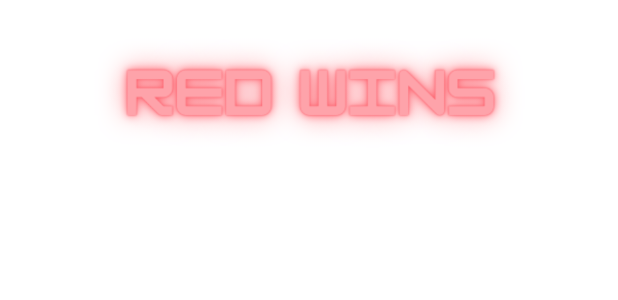
After one commit to caferven/ConnectFour, an Android app: the layout dialog_winner.xml on its own in the app's theme, with its tools: preview values and no code run, on a phone screen of 412 x 824 dp. The commit adds this screen. Shown: the top 300 px of the screen. Run offline under Robolectric (Android 15) with nearby library versions, the phone set to English and light mode, and no system bars.

Commit message:
changes in dialog alert: not finished

```diff
--- /dev/null
+++ b/app/src/main/res/layout/dialog_winner.xml
@@ -0,0 +1,15 @@
+<?xml version="1.0" encoding="utf-8"?>
+<androidx.constraintlayout.widget.ConstraintLayout xmlns:android="http://schemas.android.com/apk/res/android"
+    xmlns:app="http://schemas.android.com/apk/res-auto"
+    android:layout_width="match_parent"
+    android:layout_height="match_parent">
+
+    <ImageView
+        android:id="@+id/imgWinner"
+        android:layout_width="455dp"
+        android:layout_height="123dp"
+        app:layout_constraintEnd_toEndOf="parent"
+        app:layout_constraintStart_toStartOf="parent"
+        app:layout_constraintTop_toTopOf="parent"
+        app:srcCompat="@drawable/red_wins" />
+</androidx.constraintlayout.widget.ConstraintLayout>
```
Also changed, not shown: app/src/main/java/com/example/connectfour/NewGameActivity.kt (+8 -18 lines), app/src/main/res/drawable/purple_wins.png (added), app/src/main/res/drawable/red_wins.png (added).
